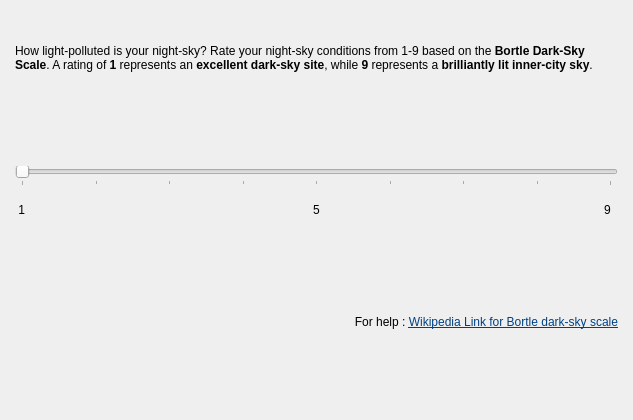
First picture: the form in kstars/tools/whatsinteresting/wilpsettings.ui, repository KDE/kstars, before the edit.
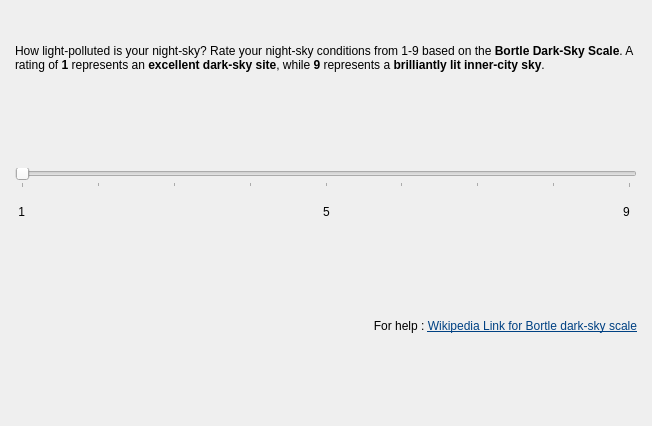
Second picture: the form after the edit.

```diff
--- a/kstars/tools/whatsinteresting/wilpsettings.ui
+++ b/kstars/tools/whatsinteresting/wilpsettings.ui
@@ -6,8 +6,8 @@
    <rect>
     <x>0</x>
     <y>0</y>
-    <width>633</width>
-    <height>420</height>
+    <width>652</width>
+    <height>426</height>
    </rect>
   </property>
   <property name="windowTitle">
```
